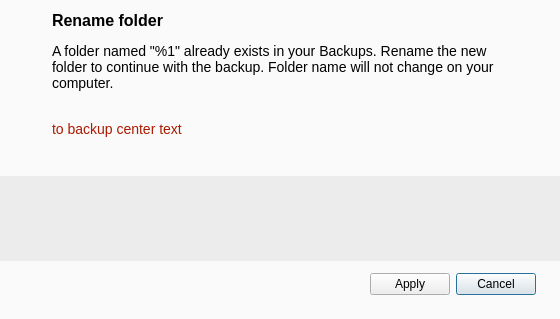
This is src/MEGASync/syncs/gui/Backups/macx/BackupNameConflictDialog.ui in meganz/MEGAsync as Qt 5 draws it before an edit. The edited form follows.
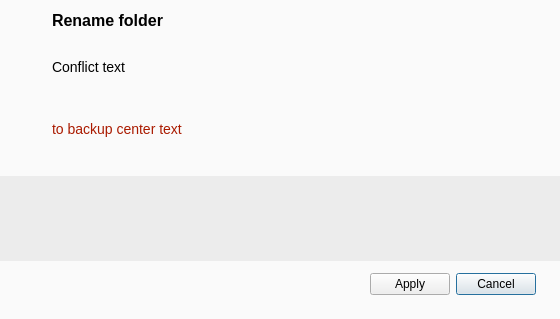
This is the edited form. Icons and pictures are not drawn.

What changed in the file:
```diff
--- a/src/MEGASync/syncs/gui/Backups/macx/BackupNameConflictDialog.ui
+++ b/src/MEGASync/syncs/gui/Backups/macx/BackupNameConflictDialog.ui
@@ -99,7 +99,7 @@
 }</string>
        </property>
        <property name="text">
-        <string>A folder named &quot;%1&quot; already exists in your Backups. Rename the new folder to continue with the backup. Folder name will not change on your computer.</string>
+        <string notr="true">Conflict text</string>
        </property>
        <property name="wordWrap">
         <bool>true</bool>
```
